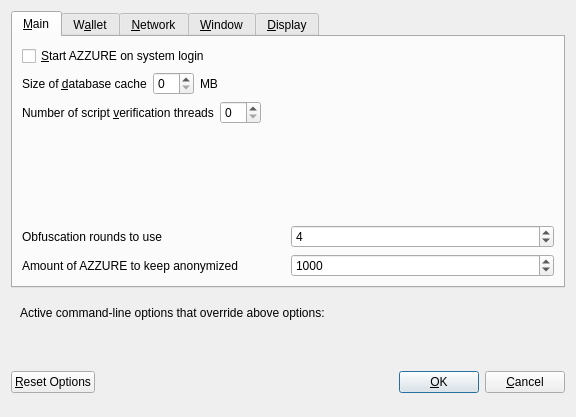
Old version of the form src/qt/forms/optionsdialog.ui in the repository CryptoCoderz/Azzure.
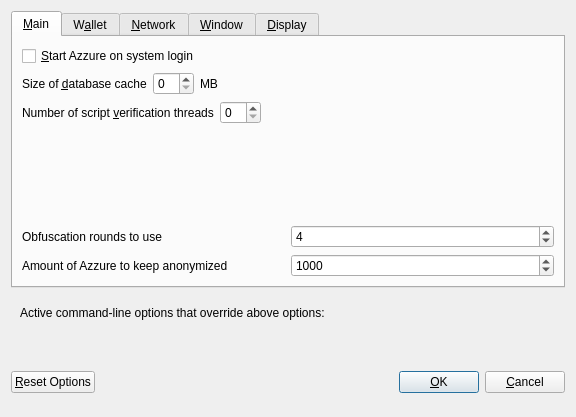
New version of the form. Custom widgets are drawn as their Qt base class.

Patch:
```diff
--- a/src/qt/forms/optionsdialog.ui
+++ b/src/qt/forms/optionsdialog.ui
@@ -33,7 +33,7 @@
           <string>Automatically start AZZURE after logging in to the system.</string>
          </property>
          <property name="text">
-          <string>&amp;Start AZZURE on system login</string>
+          <string>&amp;Start Azzure on system login</string>
          </property>
         </widget>
        </item>
@@ -177,7 +177,7 @@
             <string notr="true"/>
            </property>
            <property name="text">
-            <string>Amount of AZZURE to keep anonymized</string>
+            <string>Amount of Azzure to keep anonymized</string>
            </property>
           </widget>
          </item>
```
Left out of the diff: 10 changed lines with no effect on the pictures.
